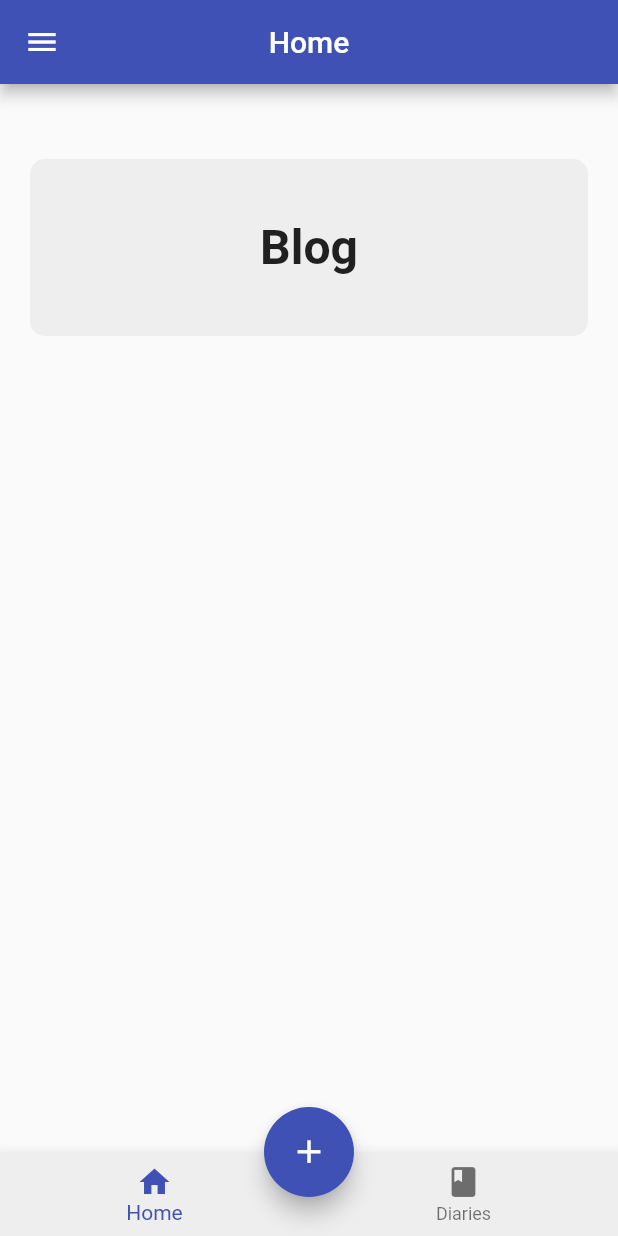
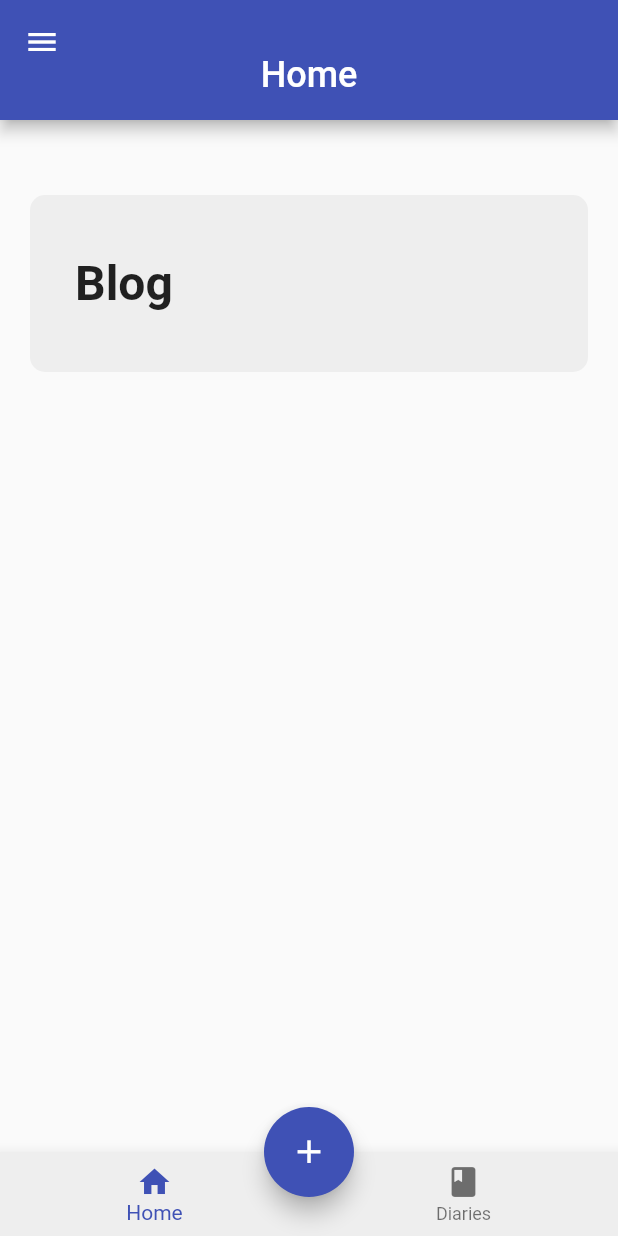
Before and after one commit to varunan-vara/Diversion, a Flutter app: the screen it shows after launch, on a phone screen of 412 x 824 dp. Run offline on Flutter 3.47's test engine with Material 2 defaults, Android fonts, the phone set to English and light mode, and no system bars.

Commit message:
Changed UI Elements

```diff
--- a/lib/MainPage/Elements/MainShapeElements.dart
+++ b/lib/MainPage/Elements/MainShapeElements.dart
@@ -17,6 +17,7 @@ class greyRectangle extends StatelessWidget {
       child: Padding(
         padding: EdgeInsets.symmetric(horizontal:30.0, vertical: 40.0,),
         child: Column(
+          crossAxisAlignment: CrossAxisAlignment.start,
             children: <Widget> [
               Text(title,
                 style: TextStyle(fontWeight: FontWeight.bold, fontSize: 32.0,),),
--- a/lib/MainPage/Elements/appbar.dart
+++ b/lib/MainPage/Elements/appbar.dart
@@ -2,17 +2,39 @@ import 'package:flutter/material.dart';
 
 
 
-AppBar TopBar (bool run, String title) {
+class TopBar extends StatelessWidget implements PreferredSizeWidget {
+
+  bool run;
+  String title;
+
+  TopBar(this.run, this.title);
+
+  @override
+  Widget build(BuildContext context) {
     if (run) {
       return AppBar(
-      title: Text(title),
+        flexibleSpace: FlexibleSpaceBar(
+          title: Text(title,
+          style: TextStyle(fontSize: 24,),),
           centerTitle: true,
+          background: Container(color: Colors.indigo[500],),
+        ),
         backgroundColor: Colors.indigo[500],
+
       );
-  }else{
+    } else {
       return null;
     }
   }
+
+  @override
+  Size get preferredSize => Size.fromHeight(80);
+}
+
+
+
+
+
 
 Drawer Sandwich (bool run, BuildContext context) {
   if (run) {
```
Also changed, not shown: lib/LoginPage/Welcome.dart (added). Lines whose indentation alone changed are shown as unchanged.
